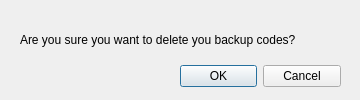
First picture: the form in PySteamAuth/UIs/BackupCodesDeleteDialog.ui, repository PMArkive/PySteamAuth, before the edit.
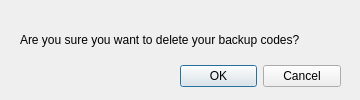
Second picture: the form after the edit.

The edit to the form file:
```diff
--- a/PySteamAuth/UIs/BackupCodesDeleteDialog.ui
+++ b/PySteamAuth/UIs/BackupCodesDeleteDialog.ui
@@ -39,7 +39,7 @@
     </rect>
    </property>
    <property name="text">
-    <string>Are you sure you want to delete you backup codes?</string>
+    <string>Are you sure you want to delete your backup codes?</string>
    </property>
   </widget>
  </widget>
```
